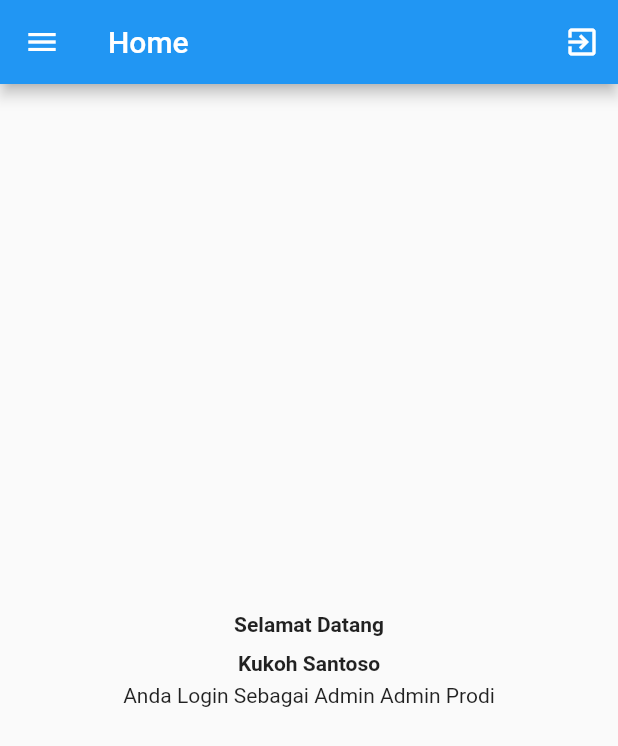
After one commit to qkohst/E_Skripsi_Mobile_Client, a Flutter app: the HomeAdminProdi screen opened directly, on a phone screen of 412 x 824 dp. The commit adds this screen. Shown: the top 746 px of the screen. Run offline on Flutter 3.47's test engine with Material 2 defaults, Android fonts, the phone set to English and light mode, and no system bars; our stand-ins replace rflutter_alert, shared_preferences; accounts and stored records are empty.

Commit message:
Add Home All Role User

```diff
--- /dev/null
+++ b/lib/home_admin_prodi.dart
@@ -0,0 +1,92 @@
+import 'package:e_skripsi/main.dart';
+import 'package:flutter/material.dart';
+import 'package:shared_preferences/shared_preferences.dart';
+
+class HomeAdminProdi extends StatefulWidget {
+  @override
+  _HomeAdminProdiState createState() => _HomeAdminProdiState();
+}
+
+class _HomeAdminProdiState extends State<HomeAdminProdi> {
+  @override
+  Widget build(BuildContext context) {
+    return Scaffold(
+      appBar: AppBar(
+        title: Text('Home'),
+        actions: <Widget>[
+          IconButton(
+            icon: Icon(Icons.exit_to_app),
+            onPressed: _logOut,
+          ),
+        ],
+      ),
+      drawer: new Drawer(
+        child: new ListView(
+          padding: const EdgeInsets.all(0.0),
+          children: <Widget>[
+            new UserAccountsDrawerHeader(
+                accountName: new Text("Kukoh Santoso"),
+                accountEmail: new Text("Admin Prodi"),
+                currentAccountPicture: new CircleAvatar(
+                  backgroundColor: Colors.white,
+                )),
+            new ListTile(
+              title: new Text('Profile'),
+              trailing: new Icon(Icons.account_circle),
+              onTap: () => Navigator.of(context).pop(),
+            ),
+            new ListTile(
+              title: new Text('Home'),
+              trailing: new Icon(Icons.home),
+              onTap: () => Navigator.of(context).pop(),
+            ),
+            new ListTile(
+              title: new Text('Mahasiswa'),
+              onTap: () => Navigator.of(context).pop(),
+              trailing: new Icon(Icons.supervised_user_circle_outlined),
+            ),
+            new ListTile(
+              title: new Text('Dosen'),
+              trailing: new Icon(Icons.supervisor_account),
+              onTap: () => Navigator.of(context).pop(),
+            )
+          ],
+        ),
+      ),
+      body: Column(
+        mainAxisAlignment: MainAxisAlignment.center,
+        children: <Widget>[
+          Text(
+            'Selamat Datang',
+            style: TextStyle(fontWeight: FontWeight.bold),
+          ),
+          SizedBox(height: 10),
+          Row(
+            mainAxisAlignment: MainAxisAlignment.center,
+            children: <Widget>[
+              Text(
+                'Kukoh Santoso',
+                style: TextStyle(fontWeight: FontWeight.bold),
+              ),
+            ],
+          ),
+          SizedBox(height: 5),
+          Row(
+            mainAxisAlignment: MainAxisAlignment.center,
+            children: <Widget>[
+              Text('Anda Login Sebagai Admin Admin Prodi'),
+            ],
+          )
+        ],
+      ),
+    );
+  }
+
+  void _logOut() async {
+    SharedPreferences prefs = await SharedPreferences.getInstance();
+    prefs.clear();
+
+    Navigator.pushReplacement(
+        context, MaterialPageRoute(builder: (c) => MyApp()));
+  }
+}
```
Also changed, not shown: lib/home.dart (deleted, +0 -61 lines), lib/home_admin.dart (added, +107 -0 lines), lib/home_dosen.dart (added, +82 -0 lines), lib/home_mahasiswa.dart (added, +82 -0 lines), lib/login_page.dart (+17 -3 lines), lib/main.dart (+32 -6 lines).
